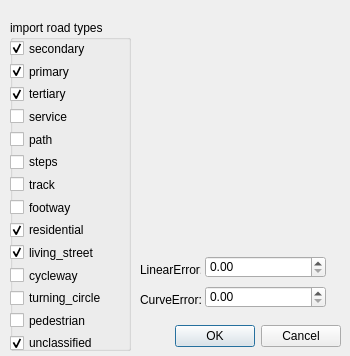
Qt form src/OpenCOVER/DrivingSim/oddlot/src/gui/importsettings.ui (hlrs-vis/covise) before a commit.
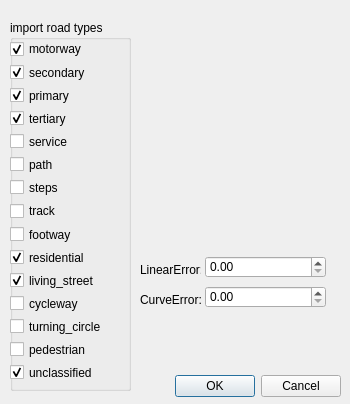
The same form after that commit.

Commit message: changed settings layout added osm motorway

What changed in the file:
```diff
--- a/src/OpenCOVER/DrivingSim/oddlot/src/gui/importsettings.ui
+++ b/src/OpenCOVER/DrivingSim/oddlot/src/gui/importsettings.ui
@@ -7,7 +7,7 @@
     <x>0</x>
     <y>0</y>
     <width>350</width>
-    <height>356</height>
+    <height>404</height>
    </rect>
   </property>
   <property name="windowTitle">
@@ -17,7 +17,7 @@
    <property name="geometry">
     <rect>
      <x>0</x>
-     <y>320</y>
+     <y>370</y>
      <width>341</width>
      <height>32</height>
     </rect>
@@ -81,7 +81,7 @@
      <x>10</x>
      <y>20</y>
      <width>121</width>
-     <height>331</height>
+     <height>371</height>
     </rect>
    </property>
    <property name="title">
@@ -93,10 +93,20 @@
       <x>0</x>
       <y>20</y>
       <width>121</width>
-      <height>311</height>
+      <height>341</height>
      </rect>
     </property>
     <layout class="QVBoxLayout" name="verticalLayout">
+     <item>
+      <widget class="QCheckBox" name="motorway_cb">
+       <property name="text">
+        <string>motorway</string>
+       </property>
+       <property name="checked">
+        <bool>true</bool>
+       </property>
+      </widget>
+     </item>
      <item>
       <widget class="QCheckBox" name="secondary_cb">
        <property name="text">
```
The commit also changes 7 other files.
